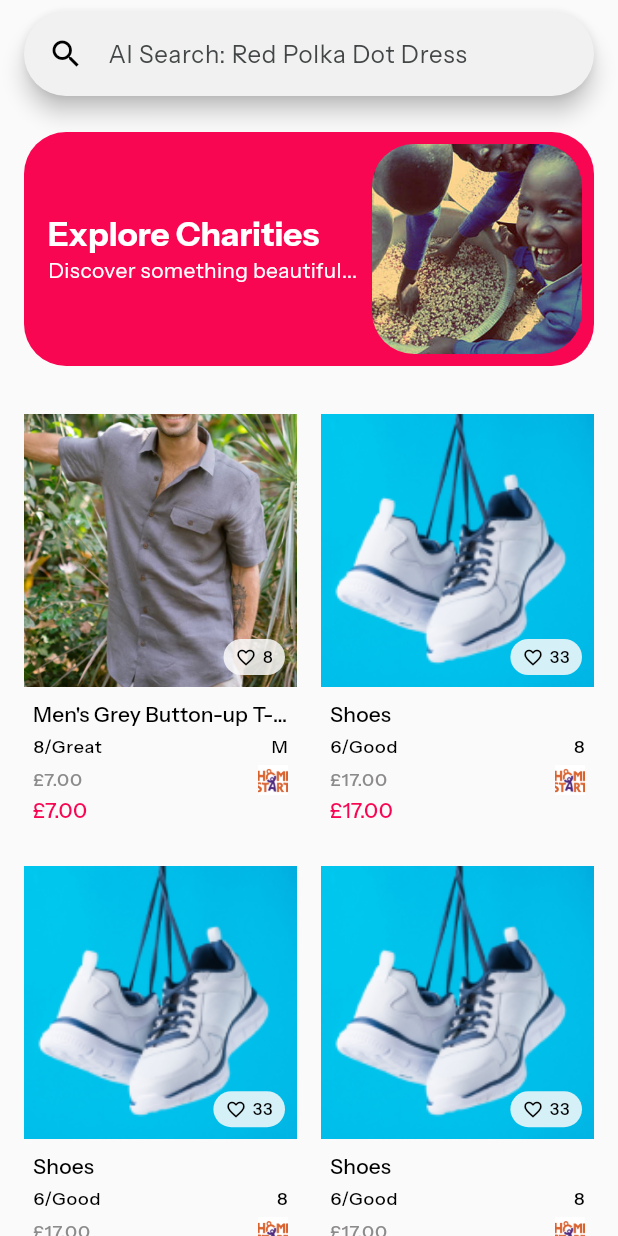
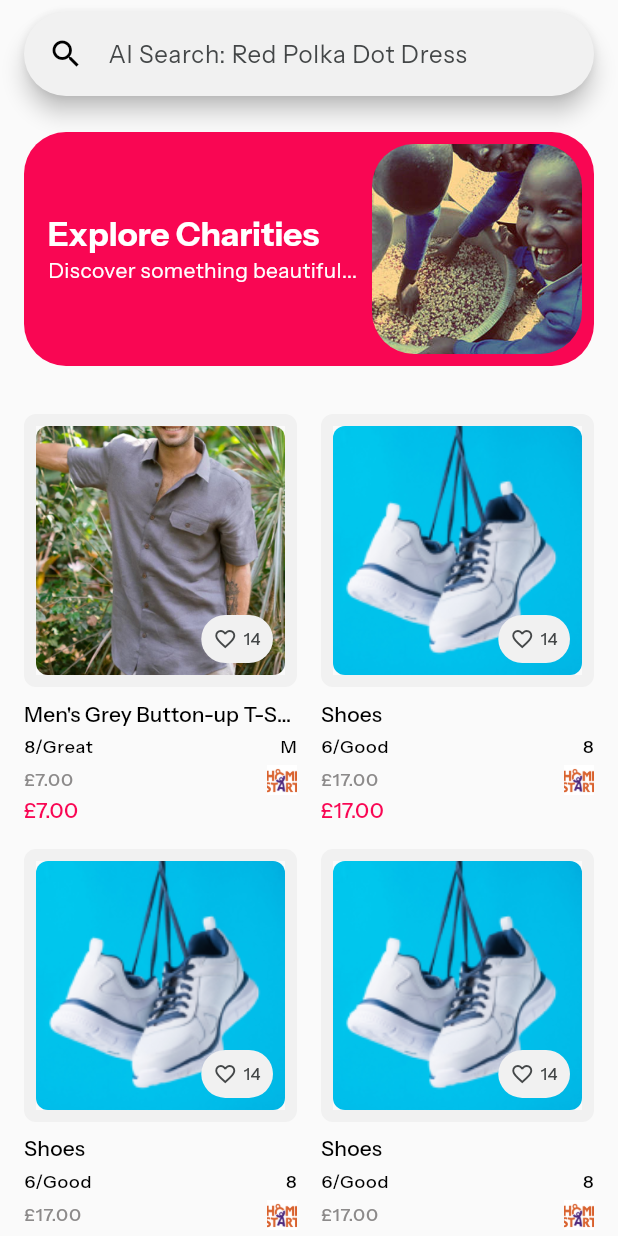
Before and after one commit to chh0871/MVP, a Flutter app: the HomeScreen screen opened directly, on a phone screen of 412 x 824 dp. Run offline on Flutter 3.47's test engine with Material 3 defaults, Android fonts, the phone set to English and light mode, and no system bars; our stand-ins replace cloud_firestore, firebase_auth, firebase_core, firebase_storage, fl_chart, flutter_dotenv and 5 more; accounts and stored records are empty.

Commit message:
Home page cleanup

```diff
--- a/lib/features/home/widgets/dashboard.dart
+++ b/lib/features/home/widgets/dashboard.dart
@@ -20,7 +20,7 @@ class DashboardPage extends StatelessWidget {
         final products = homeViewModel.fetchProducts();
         final mq = MediaQuery.of(context);
         final w = (mq.size.width - 32) / 2;
-        final h = w + mq.textScaler.scale(108);
+        final h = w + mq.textScaler.scale(96);
         return SliverGrid.builder(
           itemCount: products.length,
           gridDelegate: SliverGridDelegateWithFixedCrossAxisCount(
@@ -30,13 +30,12 @@ class DashboardPage extends StatelessWidget {
             childAspectRatio: w / h,
           ),
           itemBuilder: (context, index) {
-            return GestureDetector(
-              onTap: () {
-                productViewModel.setProduct(products[index]);
-                navigator.navigateTo(AppRoutes.product);
-              },
-              child: ProductCard(product: products[index]),
-            );
+            return ProductCard(
+                product: products[index],
+                onTap: () {
+                  productViewModel.setProduct(products[index]);
+                  navigator.navigateTo(AppRoutes.product);
+                });
           },
         );
       },
--- a/lib/features/home/widgets/product_card.dart
+++ b/lib/features/home/widgets/product_card.dart
@@ -1,26 +1,91 @@
-import 'package:cherry_mvp/core/widgets/product_image_card.dart';
 import 'package:flutter/material.dart';
 import 'package:cherry_mvp/core/models/model.dart';
 import 'product_info_card.dart';
 
 class ProductCard extends StatelessWidget {
   final Product product;
+  final VoidCallback? onTap;
 
-  const ProductCard({super.key, required this.product});
-
-  static const double radius = 4;
+  const ProductCard({super.key, required this.product, this.onTap});
 
   @override
   Widget build(BuildContext context) {
-    return Column(
+    return Material(
+      type: MaterialType.transparency,
+      borderRadius: BorderRadius.circular(8),
+      child: InkWell(
+        borderRadius: BorderRadius.circular(8),
+        onTap: onTap,
+        child: Column(
           crossAxisAlignment: CrossAxisAlignment.start,
           children: [
             AspectRatio(
                 aspectRatio: 1,
-          child: ProductImageCard(product: product),
+                child: Stack(
+                  children: [
+                    Positioned.fill(
+                      child: Ink(
+                        decoration: BoxDecoration(
+                          borderRadius: BorderRadius.circular(8),
+                          border: Border.all(
+                            width: 8,
+                            color: Theme.of(context)
+                                .colorScheme
+                                .surfaceContainerHighest,
                           ),
+                        ),
+                        child: Ink(
+                          decoration: BoxDecoration(
+                              borderRadius: BorderRadius.circular(8),
+                              image: DecorationImage(
+                                  image:
+                                      AssetImage(product.product_images.first),
+                                  fit: BoxFit.cover)),
+                        ),
+                      ),
+                    ),
+                    Positioned(
+                      bottom: 16,
+                      right: 16,
+                      child: Material(
+                          color: Theme.of(context)
+                              .colorScheme
+                              .surfaceContainerHighest,
+                          type: MaterialType.button,
+                          shape: StadiumBorder(),
+                          child: Container(
+                            padding: const EdgeInsets.symmetric(horizontal: 8),
+                            height: 32,
+                            child: Ink(
+                              child: Row(
+                                crossAxisAlignment: CrossAxisAlignment.center,
+                                mainAxisSize: MainAxisSize.min,
+                                spacing: 4,
+                                children: [
+                                  Icon(Icons.favorite_border,
+                                      size: 16,
+                                      color: Theme.of(context)
+                                          .colorScheme
+                                          .onSurfaceVariant),
+                                  Text('14',
+                                      style: Theme.of(context)
+                                          .textTheme
+                                          .labelSmall
+                                          ?.copyWith(
+                                              color: Theme.of(context)
+                                                  .colorScheme
+                                                  .onSurfaceVariant)),
+                                ],
+                              ),
+                            ),
+                          )),
+                    ),
+                  ],
+                )),
             ProductInfoCard(product: product),
           ],
+        ),
+      ),
     );
   }
 }
--- a/lib/features/home/widgets/product_info_card.dart
+++ b/lib/features/home/widgets/product_info_card.dart
@@ -8,11 +8,10 @@ class ProductInfoCard extends StatelessWidget {
 
   @override
   Widget build(BuildContext context) {
-    return Padding(
-      padding: const EdgeInsets.symmetric(horizontal: 6, vertical: 8),
-      child: Column(
+    return Column(
       crossAxisAlignment: CrossAxisAlignment.start,
       children: [
+        const SizedBox(height: 8),
         Text(
           product.name,
           overflow: TextOverflow.ellipsis,
@@ -40,10 +39,12 @@ class ProductInfoCard extends StatelessWidget {
         Row(
           mainAxisAlignment: MainAxisAlignment.spaceBetween,
           children: [
-              Text(
+            Expanded(
+              child: Text(
                 '£${product.price.toStringAsFixed(2)}',
                 style: Theme.of(context).textTheme.labelMedium?.copyWith(
                       color: Theme.of(context).colorScheme.secondary,
+                    ),
               ),
             ),
             Image.asset(
@@ -61,7 +62,6 @@ class ProductInfoCard extends StatelessWidget {
               ),
         ),
       ],
-      ),
     );
   }
 }
```
Lines whose indentation alone changed are shown as unchanged.
